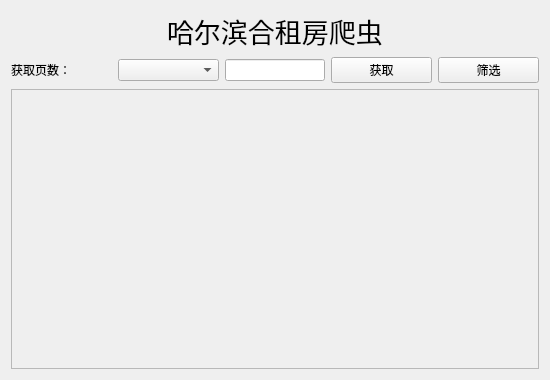
Before: the Qt Designer form 哈尔滨合租房爬虫/mainlog.ui in LinkStartNow/GoodJob, drawn with Qt 5.
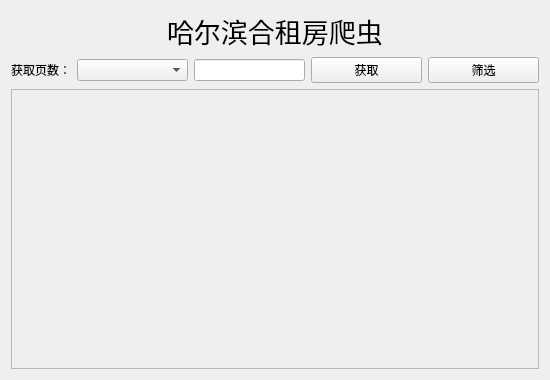
After: the same form once the commit is applied.

Patch:
```diff
--- a/哈尔滨合租房爬虫/mainlog.ui
+++ b/哈尔滨合租房爬虫/mainlog.ui
@@ -44,7 +44,7 @@
      <item>
       <widget class="QLabel" name="label_2">
        <property name="sizePolicy">
-        <sizepolicy hsizetype="Minimum" vsizetype="Preferred">
+        <sizepolicy hsizetype="Fixed" vsizetype="Preferred">
          <horstretch>0</horstretch>
          <verstretch>0</verstretch>
         </sizepolicy>
```
